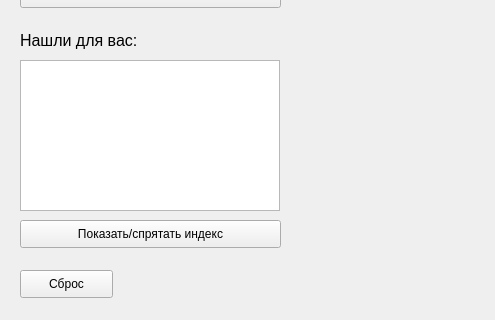
First picture: the form in map.ui, repository Onnya/MapsAPIProject, before the edit; both pictures show x 0 to 495 and y 130 to 450 of the 750 by 450 pixel window.
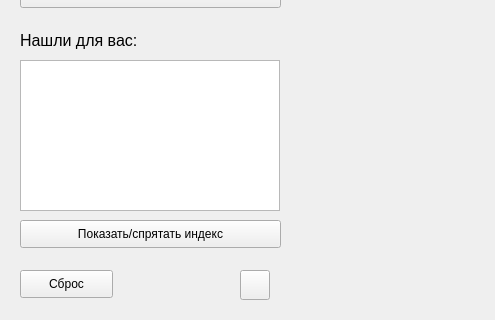
Second picture: the form after the edit.

Commit message: lBtn image change support

Patch:
```diff
--- a/map.ui
+++ b/map.ui
@@ -125,6 +125,22 @@
      <string>Сброс</string>
     </property>
    </widget>
+   <widget class="QPushButton" name="lBtn">
+    <property name="geometry">
+     <rect>
+      <x>240</x>
+      <y>400</y>
+      <width>30</width>
+      <height>30</height>
+     </rect>
+    </property>
+    <property name="styleSheet">
+     <string notr="true"/>
+    </property>
+    <property name="text">
+     <string/>
+    </property>
+   </widget>
   </widget>
  </widget>
  <resources/>
```
Left out of the diff: 3 changed lines with no effect on the pictures.
